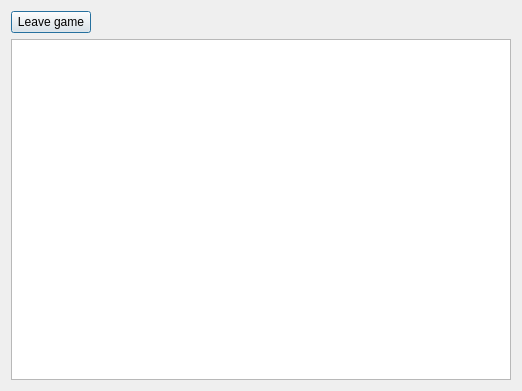
Qt form src/frontend/qt_sdl/LANDialog.ui (tjdduq23-droid/melonDS-1.1-korean) before a commit.
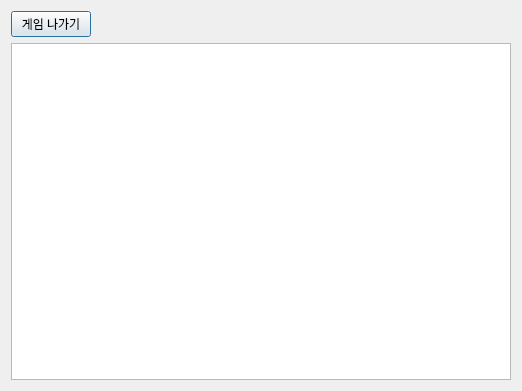
The same form after that commit.

```diff
--- a/src/frontend/qt_sdl/LANDialog.ui
+++ b/src/frontend/qt_sdl/LANDialog.ui
@@ -22,7 +22,7 @@
      <item>
       <widget class="QPushButton" name="btnLeaveGame">
        <property name="text">
-        <string>Leave game</string>
+        <string>게임 나가기</string>
        </property>
       </widget>
      </item>
```
Left out of the diff: 2 changed lines with no effect on the pictures.
